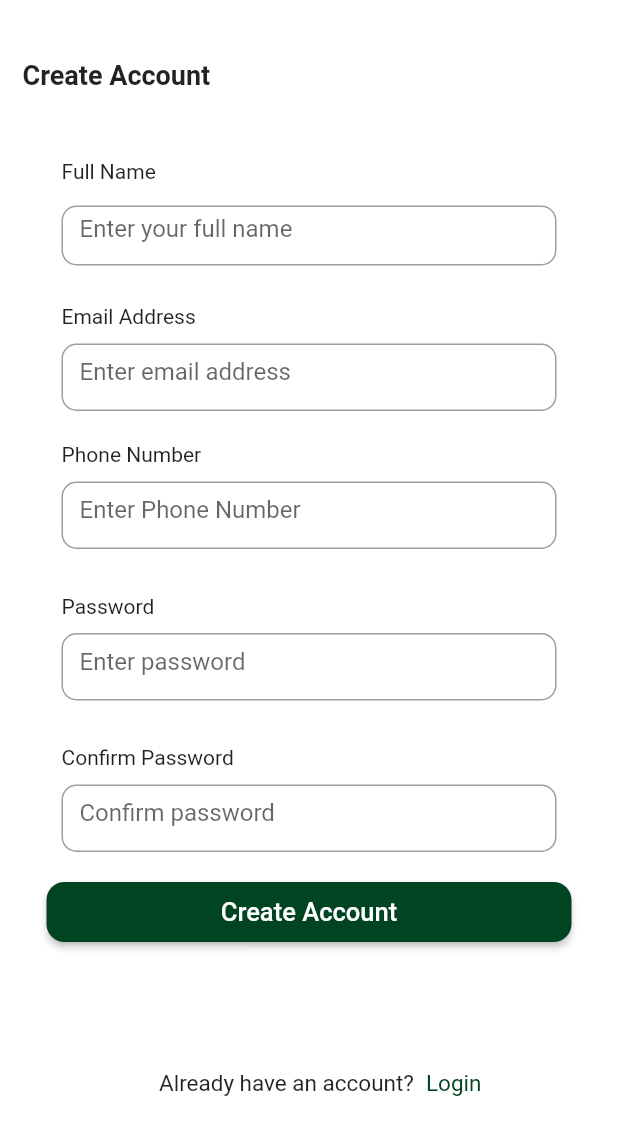
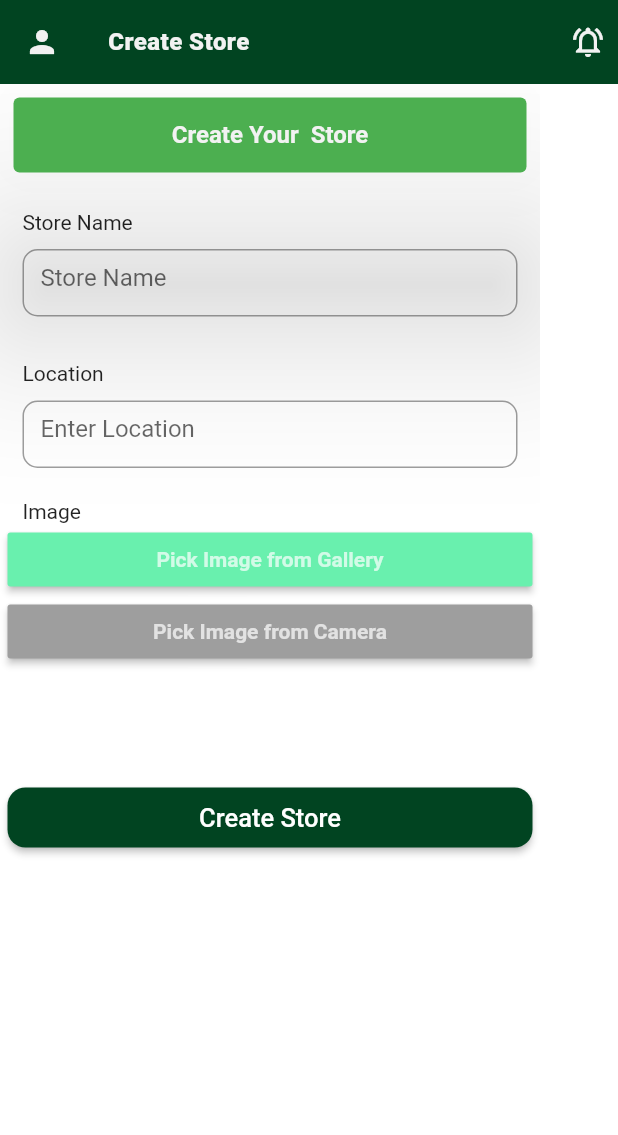
Before and after one commit to Lukong123/agroconnect, a Flutter app: the screen it shows after launch, on a phone screen of 412 x 824 dp. Shown: the top 1135 px of the screen. Run offline on Flutter 3.47's test engine with Material 2 defaults, Android fonts, the phone set to English and light mode, and no system bars.

Commit message:
create store

```diff
--- a/lib/main.dart
+++ b/lib/main.dart
@@ -1,3 +1,4 @@
+import 'package:agroconnect/Screens/create_store.dart';
 import 'package:agroconnect/Screens/dashboard/dashboard.dart';
 import 'package:flutter/material.dart';
 import 'package:agroconnect/screens/AuthScreens/login.dart';
@@ -17,7 +18,7 @@ class MyApp extends StatelessWidget {
   Widget build(BuildContext context) {
     return const MaterialApp(
       home: Scaffold(
-        body: Register(),
+        body: CreateStore(),
       ),
       debugShowCheckedModeBanner: false,
     );
--- /dev/null
+++ b/lib/screens/create_store.dart
@@ -0,0 +1,177 @@
+import 'package:agroconnect/Styles/colors.dart';
+import 'package:flutter/material.dart';
+
+
+import 'package:flutter/material.dart';
+// import 'Styles/colors.dart';
+
+class CreateStore extends StatefulWidget {
+  const CreateStore({Key? key}) : super(key: key);
+
+  @override
+  State<CreateStore> createState() => _CreateStoreState();
+}
+
+class _CreateStoreState extends State<CreateStore> {
+  TextEditingController nameController = TextEditingController();
+  TextEditingController passwordController = TextEditingController();
+  bool checkvalue = false;
+
+  @override
+  Widget build(BuildContext context) {
+    return Scaffold(
+      appBar: AppBar(
+        elevation: 0,
+        backgroundColor: primaryColor,
+        leading: Icon(
+          Icons.person,
+          color: white,
+        ),
+        title: Text(
+          "Create Store",
+          textAlign: TextAlign.left,
+          style:TextStyle(
+            color: white,
+            fontWeight: FontWeight.w800,
+            fontStyle: FontStyle.normal,
+            fontSize: 16,
+            letterSpacing: 0.3,
+          ),
+        ),
+        centerTitle: false,
+        actions: [
+          Padding(
+            padding: const EdgeInsets.only(right: 8.0),
+            child: Icon(
+              Icons.notifications_active_outlined,
+              color: white,
+            ),
+          )
+        ],
+      ),
+      backgroundColor: Colors.white,
+      body: SingleChildScrollView(
+        child: Container(
+              width: 360,
+              height: (MediaQuery.of(context).size.height),
+                decoration: BoxDecoration(
+                  borderRadius: BorderRadius.circular(20),
+                  color: Colors.white
+                ),
+                child: Padding(
+                    padding: const EdgeInsets.all(5),
+                    child: ListView(
+                      children: <Widget>[
+                          Card(
+                elevation: 50,
+                // shadowColor: black,
+                color: Colors.green[500],
+
+                child: SizedBox(
+                  height: 50,
+                child: Center(child: Text("Create Your  Store",
+                style: TextStyle(color: white, fontSize: 16, fontWeight: FontWeight.bold),)),
+
+                ),
+                ),
+                SizedBox(height: 20,),
+                        Container(
+                          padding: const EdgeInsets.fromLTRB(10, 1, 10, 0),
+                          child: const Text('Store Name'),
+                        ),
+                        SizedBox(
+                          height: 55,
+                          child: Container(
+                            padding: const EdgeInsets.fromLTRB(10, 10, 10, 0),
+                            child: TextField(
+                              obscureText: false,
+                              controller: nameController,
+                              decoration:  InputDecoration(
+                                border: OutlineInputBorder(borderRadius: BorderRadius.circular(10)),
+                                hintText: 'Store Name',
+                              ),
+                            ),
+                          ),
+                        ),
+
+                        SizedBox(height: 20,),
+                        Container(
+                          padding: const EdgeInsets.fromLTRB(10, 10, 10, 0),
+                          child: const Text('Location'),
+                        ),
+                        SizedBox(
+                          height: 55,
+                          child: Container(
+                            padding: const EdgeInsets.fromLTRB(10, 10, 10, 0),
+                            child: TextField(
+                              obscureText: true,
+                              controller:nameController,
+                              decoration:  InputDecoration(
+                                border: OutlineInputBorder(borderRadius: BorderRadius.circular(10)),
+                                hintText: 'Enter Location',
+                              ),
+                            ),
+                          ),
+                        ),
+                        SizedBox(height: 20,),
+                        Container(
+                          padding: const EdgeInsets.fromLTRB(10, 1, 10, 0),
+                          child: const Text('Image'),
+                        ),
+                      ///start
+                       MaterialButton(
+                color: Colors.greenAccent,
+                child: const Text(
+                    "Pick Image from Gallery",
+                  style: TextStyle(
+                    color: Colors.white70, fontWeight: FontWeight.bold
+                  )
+                ),
+                onPressed: () {
+                }
+            ),
+            MaterialButton(
+                color: Colors.grey[500],
+                child: const Text(
+                    "Pick Image from Camera",
+                    style: TextStyle(
+                        color: Colors.white70, fontWeight: FontWeight.bold
+                    )
+                ),
+                onPressed: () {
+                }
+            ),
+                        ////stop
+          SizedBox(height: 80,),
+            SizedBox(
+                            height: 40,
+                            width: 40,
+                            // padding: const EdgeInsets.fromLTRB(10, 0, 10, 0),
+                            child: ElevatedButton(
+                              child: const Text('Create Store',
+                              style: TextStyle(
+                                fontSize: 17,
+                              ),),
+                              onPressed: () {},
+                              style: ElevatedButton.styleFrom(
+                                primary: primaryColor,
+                                shape: RoundedRectangleBorder(
+                                  borderRadius: BorderRadius.circular(12),
+                                ),
+
+                              ),
+                            )
+                        ),
+                        SizedBox(height: 200,),
+
+
+
+                ],
+                ),
+                )
+
+                ),
+                ), );
+
+  }
+}
--- a/pubspec.yaml
+++ b/pubspec.yaml
@@ -34,6 +34,7 @@ dependencies:
   # The following adds the Cupertino Icons font to your application.
   # Use with the CupertinoIcons class for iOS style icons.
   cupertino_icons: ^1.0.2
+  image_picker: ^0.8.7
 
 dev_dependencies:
   flutter_test:
```
Also changed, not shown: pubspec.lock.
